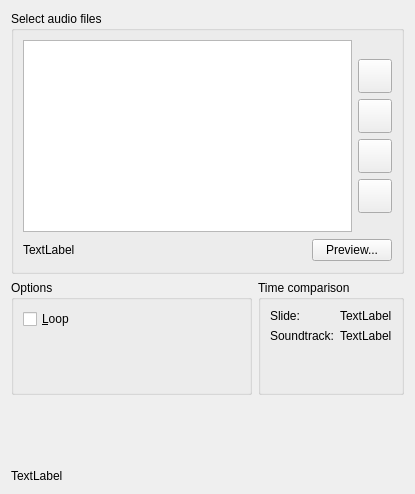
Old version of the form advancedslideshow/soundtrackdialog.ui in the repository KDE/kipi-plugins.
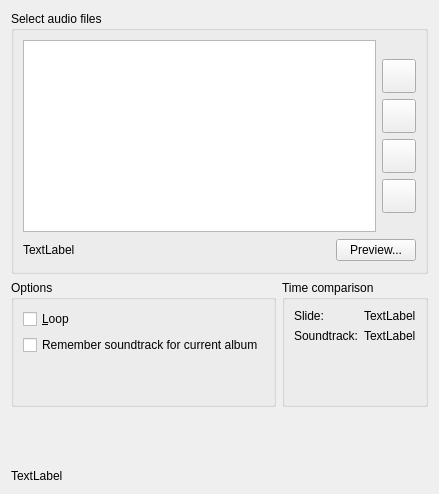
New version of the form. Custom widgets are drawn as their Qt base class.

Commit message:
First attempt to implement this feature: Remember the soundtrack of the current album if the setting in the soundtrack page is set.
If set:
- save playlist on exit in kipirc
- load playlist when plugin is started and the playlist exists for
the current album

If not set:
- do not save the settings (old playlist entries are kept in the
  config file)
- do not load playlist on startup (sure :-))

If you re-enable the option and an old playlist entry is found for
the current album, the playlist gets loaded again.

What do you think?
Is this good enough?

CCBUG:195772

The edit to the form file:
```diff
--- a/advancedslideshow/soundtrackdialog.ui
+++ b/advancedslideshow/soundtrackdialog.ui
@@ -245,8 +245,15 @@
          </widget>
         </item>
         <item>
-         <spacer name="verticalSpacer_3" >
-          <property name="orientation" >
+         <widget class="QCheckBox" name="m_rememberSoundtrack">
+          <property name="text">
+           <string>Remember soundtrack for current album</string>
+          </property>
+         </widget>
+        </item>
+        <item>
+         <spacer name="verticalSpacer_3">
+          <property name="orientation">
            <enum>Qt::Vertical</enum>
           </property>
           <property name="sizeHint" stdset="0" >
```
Left out of the diff: 193 changed lines with no effect on the pictures. The commit also changes 4 other files.
